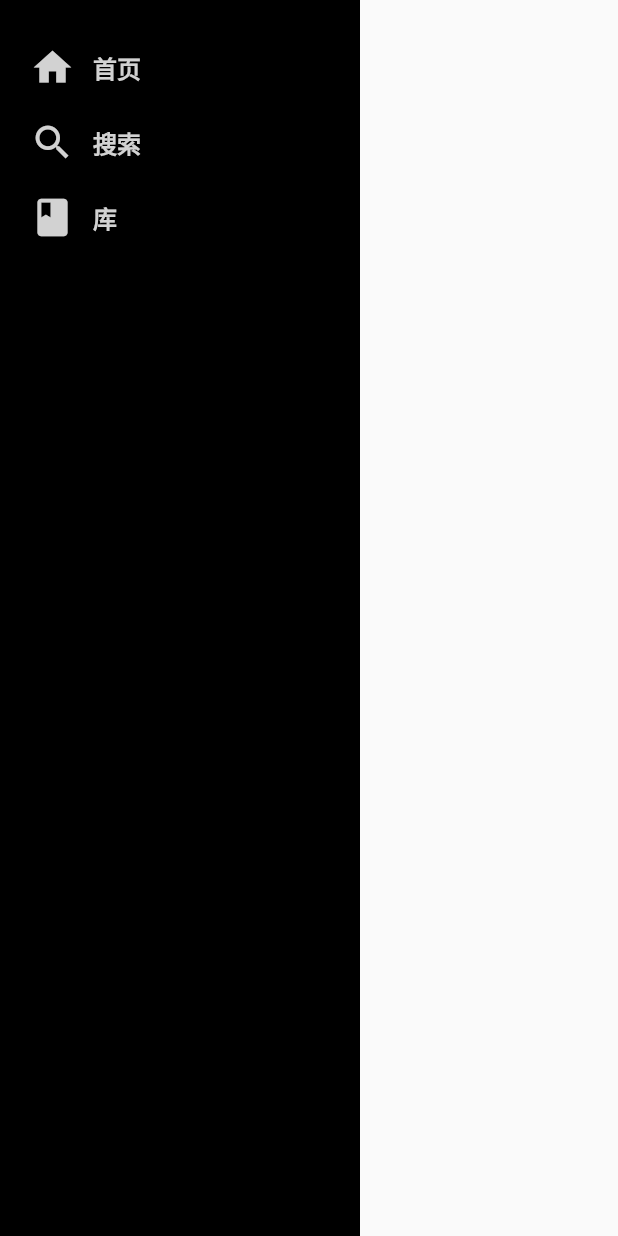
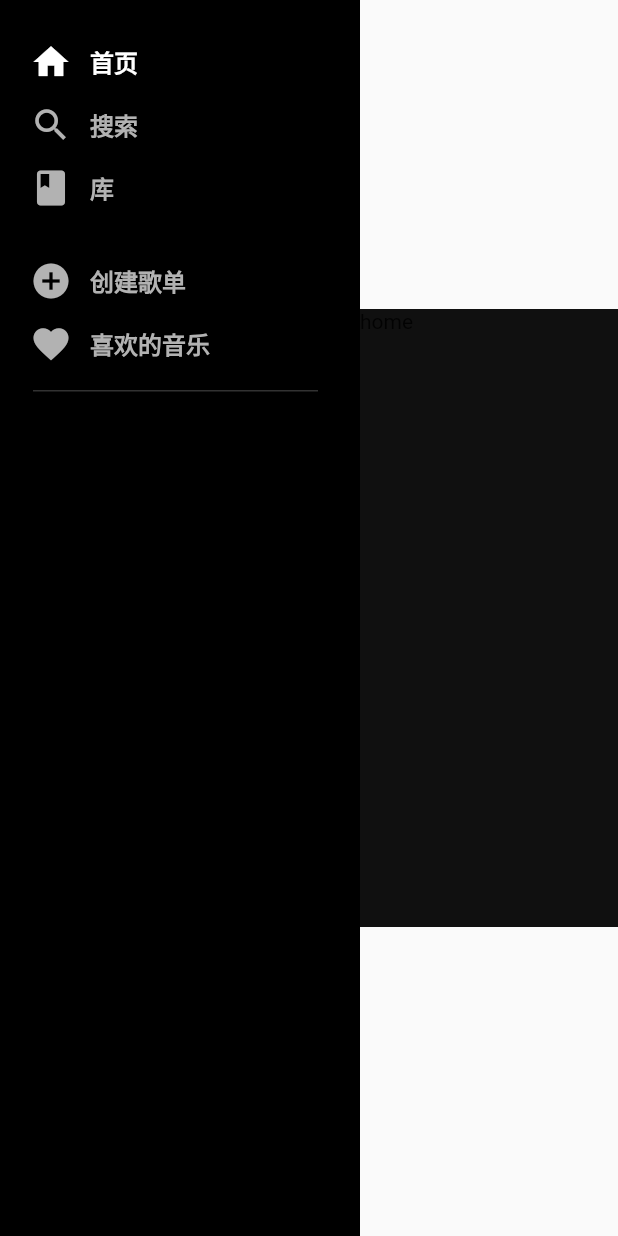
Before and after one commit to SimonWann/SiiMusicF, a Flutter app: the screen it shows after launch, after a tap on "首页", on a phone screen of 412 x 824 dp. Run offline on Flutter 3.47's test engine with Material 2 defaults, Android fonts, the phone set to English and light mode, and no system bars.

Commit message:
develop the route component

```diff
--- /dev/null
+++ b/lib/Page/Home.dart
@@ -0,0 +1,17 @@
+import 'package:flutter/material.dart';
+
+class Home extends StatefulWidget{
+  @override
+  _HomeState createState() {
+    // TODO: implement createState
+    return _HomeState();
+  }
+}
+class _HomeState extends State<Home>{
+  Widget build(BuildContext context) {
+    return Container(
+      color: Color(0xff101010),
+      child: Text('home'),
+    );
+  }
+}
--- /dev/null
+++ b/lib/Page/MyLibrary.dart
@@ -0,0 +1,14 @@
+import 'package:flutter/material.dart';
+
+class MyLirary extends StatefulWidget{
+  @override
+  _MyLiraryState createState() {
+    // TODO: implement createState
+    return _MyLiraryState();
+  }
+}
+class _MyLiraryState extends State<MyLirary>{
+  Widget build(BuildContext context) {
+    return Container();
+  }
+}
--- /dev/null
+++ b/lib/Page/Playlist.dart
@@ -0,0 +1,15 @@
+
+import 'package:flutter/material.dart';
+
+class Playlist extends StatefulWidget{
+  @override
+  _PlaylistState createState() {
+    // TODO: implement createState
+    return _PlaylistState();
+  }
+}
+class _PlaylistState extends State<Playlist>{
+  Widget build(BuildContext context) {
+    return Container();
+  }
+}
--- /dev/null
+++ b/lib/Page/Profile.dart
@@ -0,0 +1,14 @@
+import 'package:flutter/material.dart';
+
+class Profile extends StatefulWidget{
+  @override
+  _ProfileState createState() {
+    // TODO: implement createState
+    return _ProfileState();
+  }
+}
+class _ProfileState extends State<Profile>{
+  Widget build(BuildContext context) {
+    return Container();
+  }
+}
--- /dev/null
+++ b/lib/Page/RightContainer.dart
@@ -0,0 +1,14 @@
+import 'package:flutter/material.dart';
+
+class RightContainer extends StatefulWidget {
+
+  @override
+  _RighttContainerState createState() => _RighttContainerState();
+}
+class _RighttContainerState extends State<RightContainer>{
+  @override
+  Widget build(BuildContext context) {
+    return Text("ok");
+  }
+
+}
--- /dev/null
+++ b/lib/Page/Search.dart
@@ -0,0 +1,14 @@
+import 'package:flutter/material.dart';
+
+class Search extends StatefulWidget{
+  @override
+  _SearchState createState() {
+    // TODO: implement createState
+    return _SearchState();
+  }
+}
+class _SearchState extends State<Search>{
+  Widget build(BuildContext context) {
+    return Container();
+  }
+}
--- a/lib/Route.dart
+++ b/lib/Route.dart
@@ -1,5 +1,12 @@
 import 'package:flutter/material.dart';
+import 'package:sii_music/Page/MyLibrary.dart';
+import 'package:sii_music/Page/Playlist.dart';
+import 'package:sii_music/Page/Profile.dart';
+import 'package:sii_music/Page/RightContainer.dart';
+import 'package:sii_music/Page/Search.dart';
+import 'package:sii_music/Page/Home.dart';
 import 'package:sii_music/components/NavMenu.dart';
+import 'package:sii_music/Routes/main.dart';
 
 class SiiRoute extends StatefulWidget{
   const SiiRoute({Key? key});
@@ -8,17 +15,76 @@ class SiiRoute extends StatefulWidget{
   _SiiRouteState createState() => _SiiRouteState();
 }
 
-class _SiiRouteState extends State<SiiRoute> {
+class _SiiRouteState extends State<SiiRoute> with SingleTickerProviderStateMixin {
+  var routeStack = <Widget>[];
+  late BuildContext pageContext;
+  var routes = Routes.routes;
+  final _stackSize = 100;
+  late AnimationController controller;
+  late Animation<double> animation;
+  pop() {
+    routeStack.removeLast();
+    controller.reverse();
+  }
+  push(Widget child) {
+    // routeStack.add(pageContext.widget);
+    if(routeStack.length > _stackSize) {
+      routeStack.removeAt(0);
+    }
+    routeStack.add(child);
+    controller.forward(
+      from: 0.8
+    );
+  }
+  of({BuildContext? context}) {
+    if(context != null) {
+      pageContext = context;
+    }
+  }
+
   @override
   void initState() {
-
+    controller = AnimationController(
+      vsync: this,
+      duration: const Duration(milliseconds: 600)
+    );
+    animation = Tween(begin: 0.8 ,end: 0.0).animate(controller)
+    ..addListener(() {
+      setState(() => {});
+    })
+    ;
   }
   @override
   Widget build(BuildContext context) {
     // TODO: implement build
     return Row(
       children: [
-        NavMenu()
+        NavMenu(
+          onRouteChange: (String url) {
+            setState(() {
+              var temp = routes[url];
+              if(temp != null) {
+                push(temp());
+              }
+            });
+
+          },
+        ),
+        Expanded(
+          flex: 1,
+          child:  Container(
+
+            decoration: const BoxDecoration(
+              color: Color(0xff212121),
+            ),
+            height: MediaQuery.of(context).size.width,
+            child: Transform.translate(
+              offset: Offset(animation.value * 100, animation.value * 400),
+              child: routeStack.isNotEmpty ? routeStack[routeStack.length - 1] : Container(),
+            )
+          )
+        )
+
       ],
     );
   }
--- /dev/null
+++ b/lib/Routes/main.dart
@@ -0,0 +1,23 @@
+import 'package:flutter/material.dart';
+import 'package:sii_music/Page/MyLibrary.dart';
+import 'package:sii_music/Page/Playlist.dart';
+import 'package:sii_music/Page/Profile.dart';
+import 'package:sii_music/Page/RightContainer.dart';
+import 'package:sii_music/Page/Search.dart';
+import 'package:sii_music/Page/Home.dart';
+
+/**
+ * @author[qq651]
+ * @version[创建日期，2022/11/24 22:31]
+ * @function[功能简介 ]
+ **/
+class Routes {
+  static var routes = {
+    "/home" : () => Home(),
+    "/myLibrary" : () => MyLirary(),
+    "/playlist" : () => Playlist(),
+    "/profile" : () => Profile(),
+    "/rightContainer" : () => RightContainer(),
+    "/search" : () => Search(),
+  };
+}
--- a/lib/components/NavItem.dart
+++ b/lib/components/NavItem.dart
@@ -11,22 +11,43 @@ class NavItem extends StatefulWidget{
   _NavItemState createState() => _NavItemState();
 }
 
-class _NavItemState extends State<NavItem>{
-  int gray = 0xffd2d2d2;
+class _NavItemState extends State<NavItem> with SingleTickerProviderStateMixin{
+  int gray = 0xffb2b2b2;
   int white = 0xffffffff;
-  Color _fontColor = Color(0xffd2d2d2);
-  Color _iconColor = Color(0xffd2d2d2);
+  Color _fontColor = Color(0xffb2b2b2);
+  Color _iconColor = Color(0xffb2b2b2);
   Color _bg = const Color(0xffffffff);
+  late Animation<double> animation;
+  late AnimationController controller;
+
+  @override
+  void initState() {
+    // TODO: implement initState
+    super.initState();
+    controller = AnimationController(
+      duration: const Duration(milliseconds: 150),
+      vsync: this,
+    );
+    animation = Tween(begin: 1.0, end: 0.95).animate(controller)
+      ..addListener(() {
+        setState(() => {});
+      });
+    print(animation.value);
+  }
 
   @override
   Widget build(BuildContext context) {
     // TODO: implement build
     return InkWell(
+          onTapDown: (e) {
+            controller.forward();
+          },
+          onTapUp: (e) {
+            controller.reverse();
+          },
           onTap: () {
-
             if(widget.onTap != null) {
-              print('Hello');
-              widget.onTap!(widget.key);
+              widget.onTap!(widget.label);
             }
           },
           onHover: (bool v) {
@@ -45,15 +66,18 @@ class _NavItemState extends State<NavItem>{
             curve: Curves.easeIn,
             child: Container(
                 padding: const EdgeInsets.symmetric(
-                    vertical: 10,
+                    vertical: 7,
                     horizontal: 16
                 ),
+                child: Transform.scale(
+                  scale: animation.value,
+                  origin: const Offset(0, 0),
                   child: Row(
                     children: [
                       Icon(
                         widget.icon,
-                        color: _iconColor,
-                        size: 30.0,
+                        color: widget.active ? Color(white) :Color(gray),
+                        size: 28.0,
                       ),
                       Container(
                         width: 12.0,
@@ -62,10 +86,11 @@ class _NavItemState extends State<NavItem>{
                           style: TextStyle(
                               fontSize: 16.0,
                               fontWeight: FontWeight.w700,
-                        color: _fontColor
+                              color: widget.active ? Color(white) : _fontColor
                           )
                       ),
                     ],
+                  ),
                 )
             )
           )
--- a/lib/components/NavMenu.dart
+++ b/lib/components/NavMenu.dart
@@ -2,8 +2,8 @@ import 'package:flutter/material.dart';
 import 'package:sii_music/components/NavItem.dart';
 
 class NavMenu extends StatefulWidget{
-  NavMenu({Key? key});
-
+  Function onRouteChange;
+  NavMenu({super.key, required this.onRouteChange});
   @override
   _NavMenuState createState() {
     // TODO: implement createState
@@ -11,37 +11,77 @@ class NavMenu extends StatefulWidget{
   }
 }
 class _NavMenuState extends State<NavMenu>{
-  var menuItems = [
+  var currentActive = "";
+  var menuItems = [];
+  var myList = [];
+  @override
+  void initState() {
+    // TODO: implement initState
+    super.initState();
+    menuItems = [
       {
         "label": "首页",
         "key": const Key("home"),
         "icon": Icons.home,
         "active": false,
-      "onTap": (Key? key) {
-        if(key != null) {
-          print(key);
-        }
-      }
+        "onTap": setActive,
+        "url": '/home'
       },
       {
         "label": "搜索",
         "key": const Key("search"),
-      "active": false
+        "active": false,
+        "onTap": setActive,
+        "url": "/search"
       },
       {
         "label": "库",
         "key": const Key("library"),
         "icon": Icons.class_,
-      "active": false
+        "active": false,
+        "onTap": setActive,
+        "url": "myLibrary"
       },
     ];
-  @override
-  void initState() {
-    // TODO: implement initState
-    super.initState();
+    myList = [
+      {
+        "label": "创建歌单",
+        "key": const Key("createPlaylist"),
+        "icon": Icons.add_circle_sharp,
+        "active": false,
+        "onTap": setActive,
+        "url": "/playlist"
+      },
+      {
+        "label": "喜欢的音乐",
+        "key": const Key("liked"),
+        "icon": Icons.favorite_sharp,
+        "active": false,
+        "onTap": setActive,
+        "url": "/playlist"
+      },
+    ];
   }
   // _NavMenuState();
-
+  void setActive(String? label) {
+    if(label == null) {
+      return;
+    }
+    setState(() {
+      currentActive = label;
+      var temp = [...menuItems, ...myList];
+      temp = temp.map((val) {
+        if(val["label"] == currentActive) {
+          val["active"] = true;
+        } else {
+          val["active"] = false;
+        }
+        return val;
+      }).toList();
+      var result = temp.where((element) => element["label"] == currentActive);
+      widget.onRouteChange(result.first['url']);
+    });
+  }
   @override
   Widget build(BuildContext context) {
     return Container(
@@ -49,7 +89,28 @@ class _NavMenuState extends State<NavMenu>{
       padding: EdgeInsets.fromLTRB(4, 20, 10, 5),
       color: Color(0xff000000),
       child: Column(
+        children: [
+          Column(
             children: menuItems.map<Widget>((val) => NavItem.Map(m: val)).toList()
+          ),
+          Container(
+            padding: const EdgeInsets.symmetric(
+              vertical: 10,
+              horizontal: 0
+            ),
+          ),
+          Column(
+              children: myList.map<Widget>((val) => NavItem.Map(m: val)).toList()
+          ),
+          Container(
+            height: 1,
+            color: const Color(0xff323232),
+            margin: const EdgeInsets.symmetric(
+              vertical: 10,
+              horizontal: 18,
+            ),
+          )
+        ]
       ),
     );
   }
--- a/lib/main.dart
+++ b/lib/main.dart
@@ -1,5 +1,7 @@
 import 'package:flutter/material.dart';
+import 'package:sii_music/Page/RightContainer.dart';
 import 'package:sii_music/Route.dart';
+import 'package:sii_music/Page/Home.dart';
 
 void main() {
   runApp(const MyApp());
@@ -11,10 +13,12 @@ class MyApp extends StatelessWidget {
   // This widget is the root of your application.
   @override
   Widget build(BuildContext context) {
-    return new MaterialApp(
+    return const MaterialApp(
       title: "SiiMusic",
-      home: const Scaffold(
-        body: SiiRoute(),
+      home: Scaffold(
+        body: SiiRoute(
+
+        ),
       )
     );
   }
```
Also changed, not shown: lib/components/PlaylistCardItem.dart (added), lib/util/SiColor.dart (added). Lines whose indentation alone changed are shown as unchanged.
